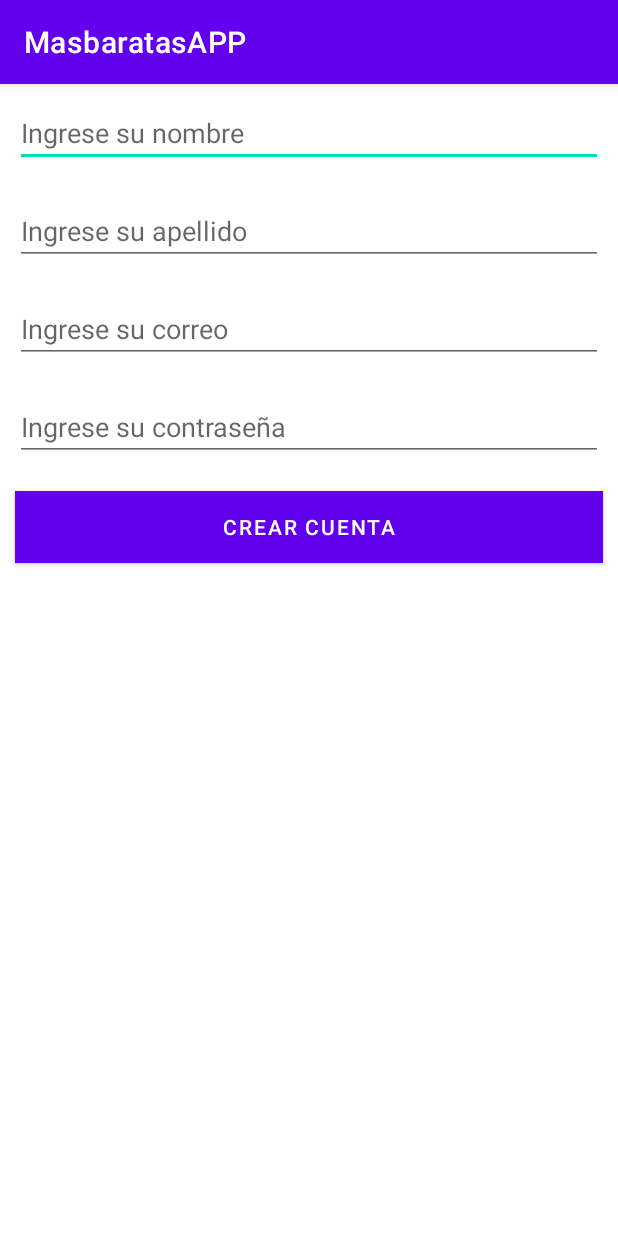
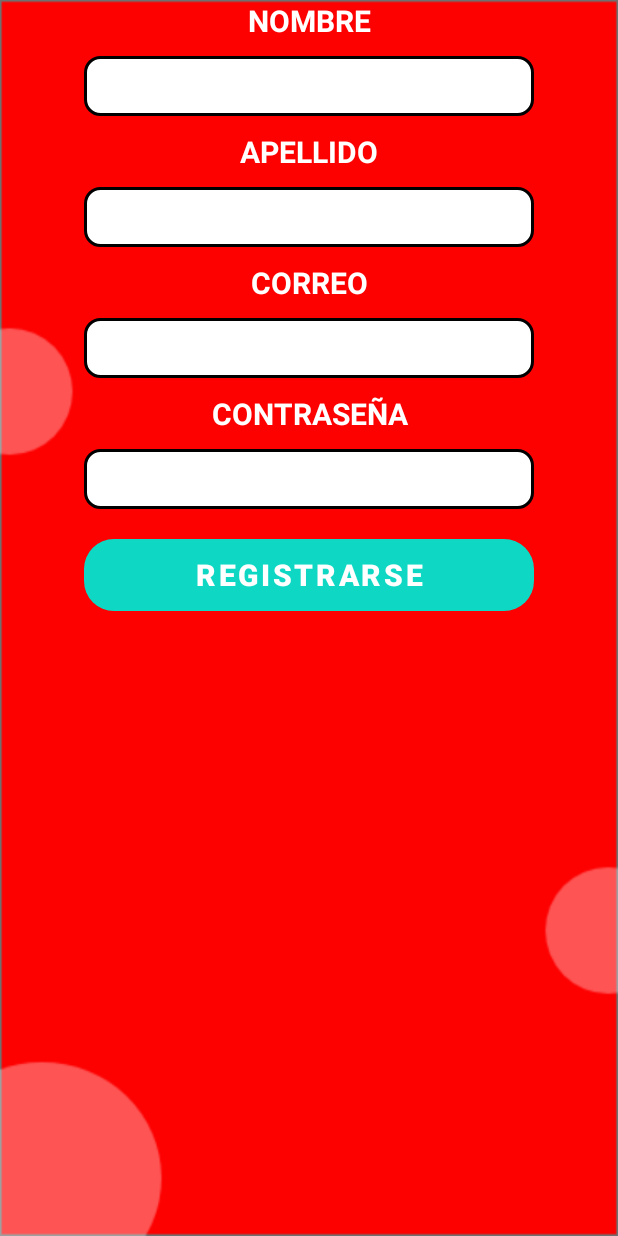
Before and after one commit to joselofierro/masbaratasAPP, an Android app: the RegisterActivity screen opened directly, with no data from a screen before it, on a phone screen of 412 x 824 dp. Run offline under Robolectric (Android 15) with nearby library versions, the phone set to English and light mode, and no system bars; our stand-ins replace Firebase (no records; nobody signed in at launch, a user with empty details on screens opened directly).

Commit message:
diseño de la app v1.0

```diff
--- a/app/src/main/AndroidManifest.xml
+++ b/app/src/main/AndroidManifest.xml
@@ -6,6 +6,7 @@
 
     <application
         android:allowBackup="true"
+        android:largeHeap="true"
         android:icon="@mipmap/ic_launcher"
         android:label="@string/app_name"
         android:roundIcon="@mipmap/ic_launcher_round"
--- /dev/null
+++ b/app/src/main/res/drawable/round_button.xml
@@ -0,0 +1,6 @@
+<?xml version="1.0" encoding="utf-8"?>
+<shape xmlns:android="http://schemas.android.com/apk/res/android">
+
+    <corners android:radius="20dp" />
+
+</shape>
--- /dev/null
+++ b/app/src/main/res/drawable/round_edit_text.xml
@@ -0,0 +1,10 @@
+<?xml version="1.0" encoding="utf-8"?>
+<shape xmlns:android="http://schemas.android.com/apk/res/android">
+
+    <stroke
+        android:width="2dp" />
+
+    <solid android:color="@color/white"/>
+    <corners android:radius="10dp" />
+
+</shape>
--- a/app/src/main/res/layout/activity_register.xml
+++ b/app/src/main/res/layout/activity_register.xml
@@ -4,6 +4,7 @@
     xmlns:tools="http://schemas.android.com/tools"
     android:layout_width="match_parent"
     android:layout_height="match_parent"
+    android:background="@drawable/fondo_4"
     android:orientation="vertical"
     tools:context=".RegisterActivity">
 
@@ -15,50 +16,109 @@
         android:visibility="gone"
         android:layout_height="wrap_content" />
 
+    <TextView
+        android:layout_width="match_parent"
+        android:layout_height="wrap_content"
+        android:lineSpacingExtra="8sp"
+        android:text="@string/nombre"
+        android:textAlignment="center"
+        android:textAllCaps="true"
+        android:textColor="@color/white"
+        android:textSize="20sp"
+        android:textStyle="bold" />
+
     <EditText
         android:id="@+id/txtNombre"
+        android:layout_width="300dp"
+        android:layout_height="40dp"
+        android:layout_gravity="center"
+        android:layout_margin="10dp"
+        android:padding="10dp"
+        android:background="@drawable/round_edit_text"
+        android:ems="10"
+        android:inputType="textPersonName" />
+
+    <TextView
         android:layout_width="match_parent"
         android:layout_height="wrap_content"
-        android:ems="10"
-        android:hint="@string/ingrese_su_nombre"
-        android:layout_margin="10dp"
-        android:inputType="textPersonName"
-         />
+        android:lineSpacingExtra="8sp"
+        android:text="@string/apellido"
+        android:textAlignment="center"
+        android:textAllCaps="true"
+        android:textColor="@color/white"
+        android:textSize="20sp"
+        android:textStyle="bold" />
 
     <EditText
         android:id="@+id/txtApellido"
-        android:layout_width="match_parent"
-        android:layout_height="wrap_content"
-        android:hint="@string/ingrese_su_apellido"
+        android:layout_width="300dp"
+        android:layout_height="40dp"
+        android:layout_gravity="center"
+        android:background="@drawable/round_edit_text"
+        android:padding="10dp"
         android:layout_margin="10dp"
         android:ems="10"
         android:inputType="textPersonName"
         />
 
+
+    <TextView
+        android:layout_width="match_parent"
+        android:layout_height="wrap_content"
+        android:lineSpacingExtra="8sp"
+        android:text="@string/correo"
+        android:textAlignment="center"
+        android:textAllCaps="true"
+        android:textColor="@color/white"
+        android:textSize="20sp"
+        android:textStyle="bold" />
+
     <EditText
         android:id="@+id/txtCorreo"
-        android:layout_width="match_parent"
-        android:layout_height="wrap_content"
+        android:layout_width="300dp"
+        android:layout_height="40dp"
+        android:layout_gravity="center"
+        android:background="@drawable/round_edit_text"
+        android:padding="10dp"
         android:ems="10"
-        android:hint="@string/ingrese_su_correo"
         android:layout_margin="10dp"
         android:inputType="textEmailAddress" />
 
+
+    <TextView
+        android:id="@+id/labelContra"
+        android:layout_width="match_parent"
+        android:layout_height="wrap_content"
+        android:lineSpacingExtra="8sp"
+        android:text="@string/contrase_a"
+        android:textAlignment="center"
+        android:textAllCaps="true"
+        android:textColor="@color/white"
+        android:textSize="20sp"
+        android:textStyle="bold" />
+
     <EditText
         android:id="@+id/txtPass"
-        android:layout_width="match_parent"
-        android:layout_height="wrap_content"
+        android:labelFor="@id/labelContra"
+        android:layout_width="300dp"
+        android:layout_height="40dp"
+        android:padding="10dp"
+        android:background="@drawable/round_edit_text"
+        android:layout_gravity="center"
         android:ems="10"
-        android:hint="@string/ingrese_su_contrase"
         android:layout_margin="10dp"
         android:inputType="textPassword" />
 
     <Button
+        android:layout_width="300dp"
+        android:layout_height="wrap_content"
+        android:layout_gravity="center"
+        android:layout_margin="10dp"
+        android:textSize="20sp"
+        android:background="@drawable/round_button"
         android:onClick="registrar"
-        android:layout_width="match_parent"
-        android:layout_height="wrap_content"
         android:text="@string/crear_cuenta"
-        android:layout_margin="10dp"
-        android:background="@color/design_default_color_primary_dark"
-        android:textColor="@color/white"/>
+        android:textColor="@color/white"
+        android:textStyle="bold"
+        app:backgroundTint="#0ED8C4" />
 </LinearLayout>
--- a/app/src/main/res/values-night/themes.xml
+++ b/app/src/main/res/values-night/themes.xml
@@ -1,6 +1,6 @@
 <resources xmlns:tools="http://schemas.android.com/tools">
     <!-- Base application theme. -->
-    <style name="Theme.MasbaratasAPP" parent="Theme.MaterialComponents.DayNight.DarkActionBar">
+    <style name="Theme.MasbaratasAPP" parent="Theme.MaterialComponents.DayNight.NoActionBar">
         <!-- Primary brand color. -->
         <item name="colorPrimary">@color/purple_200</item>
         <item name="colorPrimaryVariant">@color/purple_700</item>
--- a/app/src/main/res/values/strings.xml
+++ b/app/src/main/res/values/strings.xml
@@ -1,11 +1,14 @@
 <resources>
     <string name="app_name">MasbaratasAPP</string>
-    <string name="crear_cuenta">Crear cuenta</string>
+    <string name="crear_cuenta">Registrarse</string>
     <string name="olvidaste_contra">¿Olvidaste contraseña?</string>
-    <string name="ingresar">Ingresar</string>
-    <string name="ingrese_su_nombre">Ingrese su nombre</string>
-    <string name="ingrese_su_apellido">Ingrese su apellido</string>
-    <string name="ingrese_su_correo">Ingrese su correo</string>
-    <string name="ingrese_su_contrase">Ingrese su contraseña</string>
-    <string name="enviar_contrase">Enviar contraseña</string>
+    <string name="ingresar">Iniciar sesión</string>
+    <string name="enviar_contrase">Enviar</string>
+    <string name="nombre">Nombre</string>
+    <string name="apellido">Apellido</string>
+    <string name="correo">correo</string>
+    <string name="contrase_a">contraseña</string>
+    <string name="logo_de_mas_baratas">Logo de mas baratas</string>
+    <string name="por_favor_ingrese_el_correo_con_el_que_registr_su_cuenta">Por favor ingrese el correo con el que registró su cuenta</string>
+    <string name="imagen_de_pass">imagen_de_pass</string>
 </resources>
--- a/app/src/main/res/values/themes.xml
+++ b/app/src/main/res/values/themes.xml
@@ -1,6 +1,6 @@
 <resources xmlns:tools="http://schemas.android.com/tools">
     <!-- Base application theme. -->
-    <style name="Theme.MasbaratasAPP" parent="Theme.MaterialComponents.DayNight.DarkActionBar">
+    <style name="Theme.MasbaratasAPP" parent="Theme.MaterialComponents.DayNight.NoActionBar">
         <!-- Primary brand color. -->
         <item name="colorPrimary">@color/purple_500</item>
         <item name="colorPrimaryVariant">@color/purple_700</item>
```
Also changed, not shown: app/src/main/res/layout/activity_forgot_password.xml (+47 -7 lines), app/src/main/res/layout/activity_login.xml (+62 -16 lines), app/src/main/res/drawable/fondo_1.png (added), app/src/main/res/drawable/fondo_4.png (added), app/src/main/res/drawable/logo_2021.png (added), app/src/main/res/drawable/recuperar_constrase_a_2.png (added).
